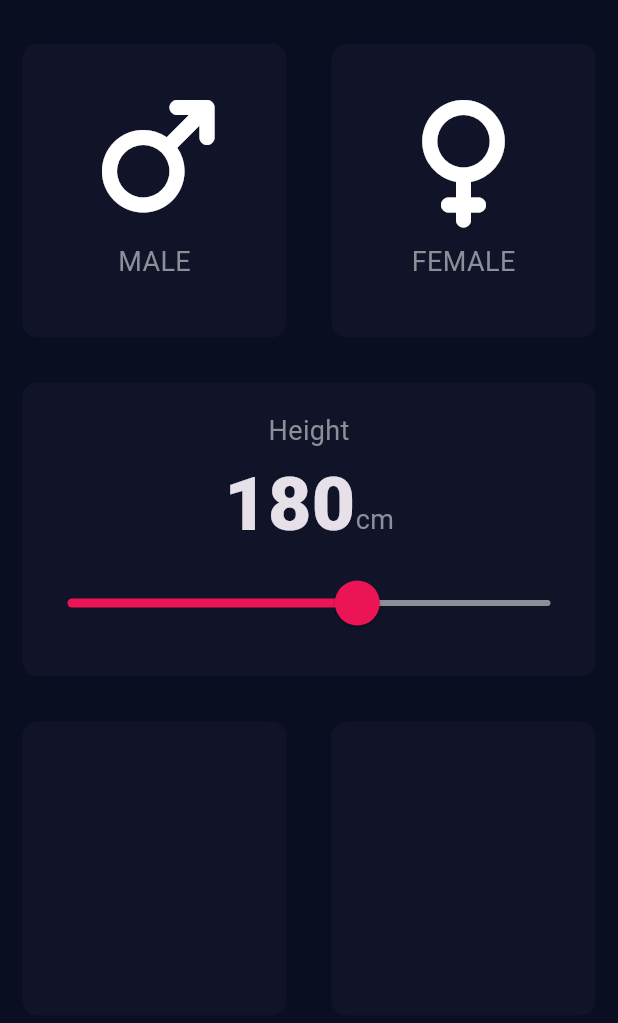
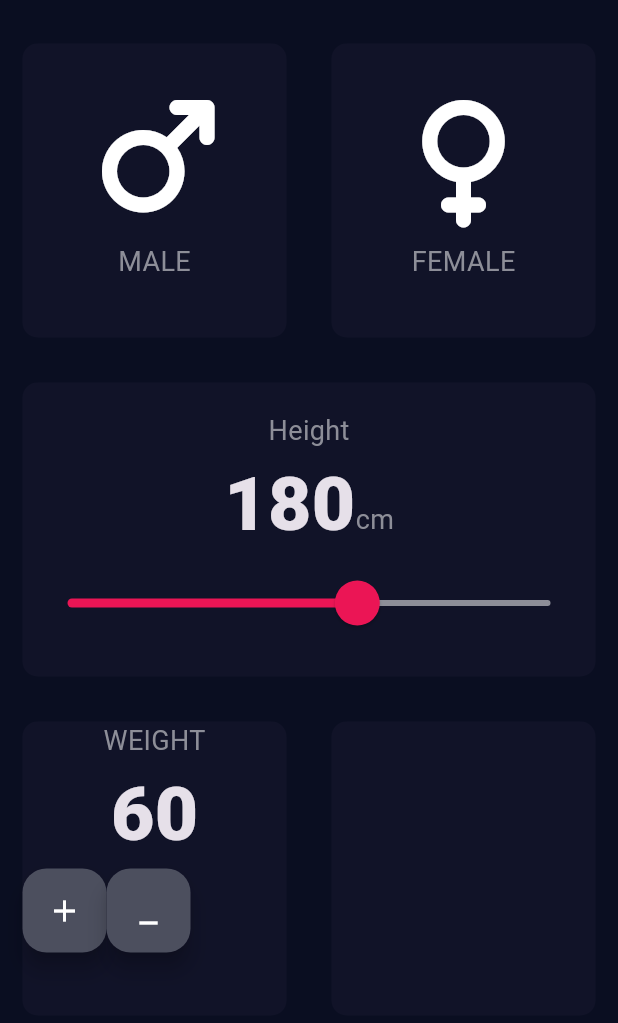
Before and after one commit to Yoni-Berihun/BMI-calculator-app, a Flutter app: the screen it shows after launch, on a phone screen of 412 x 824 dp, the part 63-1086 px from its top. Run offline on Flutter 3.47's test engine with Material 3 defaults, Android fonts, the phone set to English and light mode, and no system bars; our stand-ins replace font_awesome_flutter.

Commit message:
fixed some issues and added new FLoating Action Buttons on the 3rd card

```diff
--- a/lib/input_page.dart
+++ b/lib/input_page.dart
@@ -11,6 +11,7 @@ enum Gender {
 }
 
 int height = 180;
+int weight = 60;
 
 class InputPage extends StatefulWidget {
   @override
@@ -134,6 +135,36 @@ class _InputPageState extends State<InputPage> {
                 Expanded(
                   child: ReusableCard(
                     colour: kInactiveCardColour,
+                    cardChild: Column(
+                      children:[
+                        Text(
+                          'WEIGHT',
+                          style:kLabelTextStyle,
+                        ),
+                        Text(
+                          weight.toString(),
+                          style:kNumberTextStyle,
+                        ),
+                        Row(
+                          children:[
+                            FloatingActionButton(
+                            backgroundColor: Color(0xFF4C4F5E),
+                            child: Icon(
+                              Icons.add,
+                              color:Colors.white,
+                            ),
+                            ),
+                            FloatingActionButton(
+                            backgroundColor: Color(0xFF4C4F5E),
+                            child: Icon(
+                              Icons.minimize,
+                              color:Colors.white,
+                            ),
+                          ),
+                          ],
+                        ),
+                      ],
+                    ),
                   ),
                 ),
                 Expanded(
```
